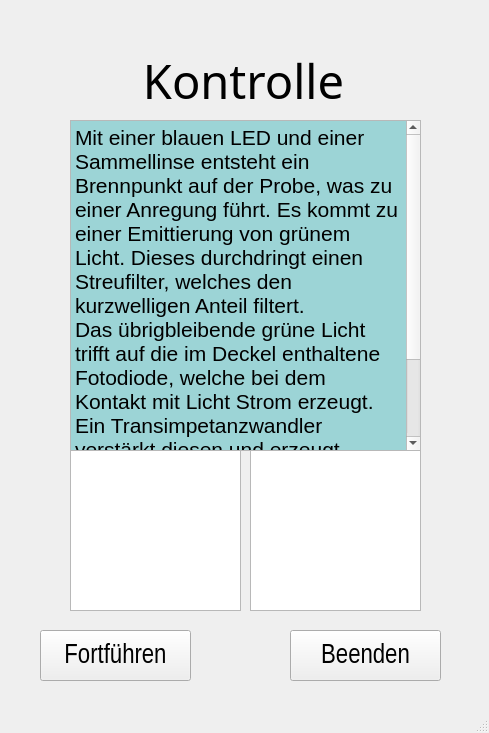
Qt form dipl_Kontrolle/KontrollWindow_v1.ui (diplomarbeit-PCR/Diplomarbeit_PCR) before a commit.
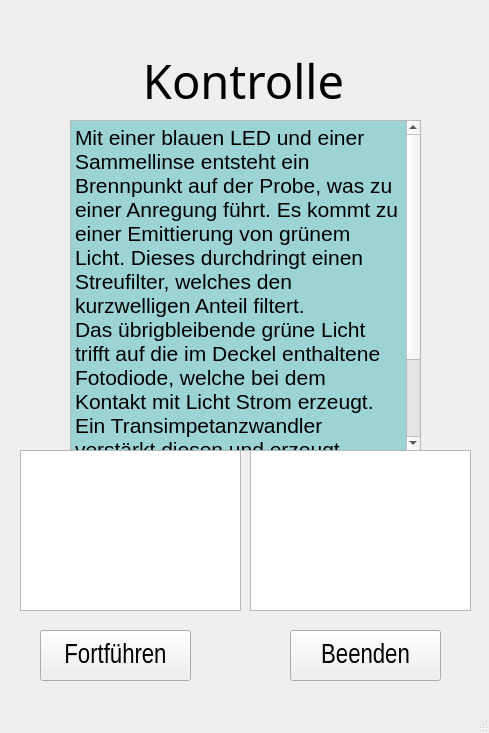
The same form after that commit.

```diff
--- a/dipl_Kontrolle/KontrollWindow_v1.ui
+++ b/dipl_Kontrolle/KontrollWindow_v1.ui
@@ -101,9 +101,9 @@
    <widget class="QTableView" name="tbl_mess1">
     <property name="geometry">
      <rect>
-      <x>70</x>
+      <x>20</x>
       <y>450</y>
-      <width>171</width>
+      <width>221</width>
       <height>161</height>
      </rect>
     </property>
@@ -113,7 +113,7 @@
      <rect>
       <x>250</x>
       <y>450</y>
-      <width>171</width>
+      <width>221</width>
       <height>161</height>
      </rect>
     </property>
```
